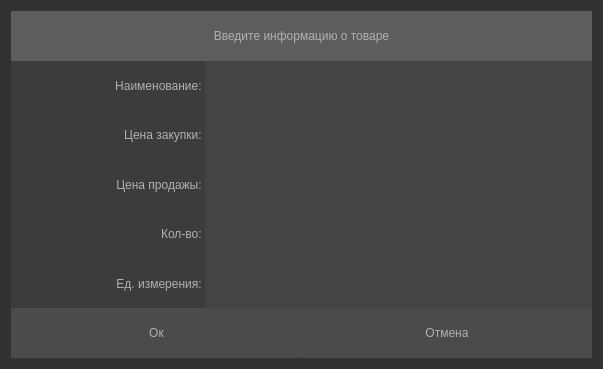
Old version of the form ui/ItemForm.ui in the repository 12Andy12/ProStorege.
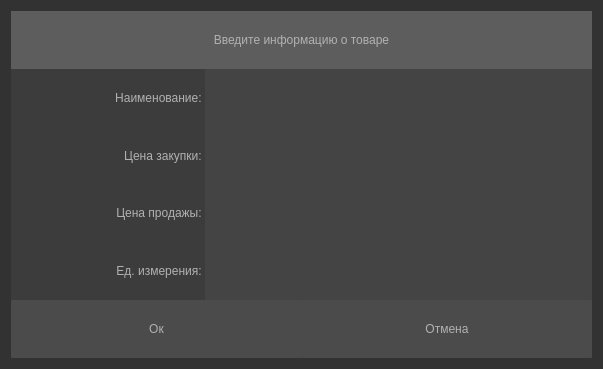
New version of the form.

Patch:
```diff
--- a/ui/ItemForm.ui
+++ b/ui/ItemForm.ui
@@ -18,7 +18,7 @@
 background-color: rgb(50, 50, 50);
 color: #b1b1b1;</string>
   </property>
-  <layout class="QVBoxLayout" name="verticalLayout_2" stretch="1,1,1,1,1,1,1">
+  <layout class="QVBoxLayout" name="verticalLayout_2" stretch="1,1,1,1,1,1">
    <property name="spacing">
     <number>0</number>
    </property>
@@ -155,45 +155,6 @@
      </item>
     </layout>
    </item>
-   <item>
-    <layout class="QHBoxLayout" name="horizontalLayout_count" stretch="1,2">
-     <property name="spacing">
-      <number>0</number>
-     </property>
-     <item>
-      <widget class="QLabel" name="label_6">
-       <property name="styleSheet">
-        <string notr="true">background-color: rgb(60, 60, 60);</string>
-       </property>
-       <property name="text">
-        <string>Кол-во: </string>
-       </property>
-       <property name="alignment">
-        <set>Qt::AlignRight|Qt::AlignTrailing|Qt::AlignVCenter</set>
-       </property>
-      </widget>
-     </item>
-     <item>
-      <widget class="QLineEdit" name="count">
-       <property name="sizePolicy">
-        <sizepolicy hsizetype="Expanding" vsizetype="Expanding">
-         <horstretch>0</horstretch>
-         <verstretch>0</verstretch>
-        </sizepolicy>
-       </property>
-       <property name="styleSheet">
-        <string notr="true">background-color: rgb(68, 68, 68);</string>
-       </property>
-       <property name="text">
-        <string/>
-       </property>
-       <property name="frame">
-        <bool>false</bool>
-       </property>
-      </widget>
-     </item>
-    </layout>
-   </item>
    <item>
     <layout class="QHBoxLayout" name="horizontalLayout_type" stretch="1,2">
      <property name="spacing">
```
